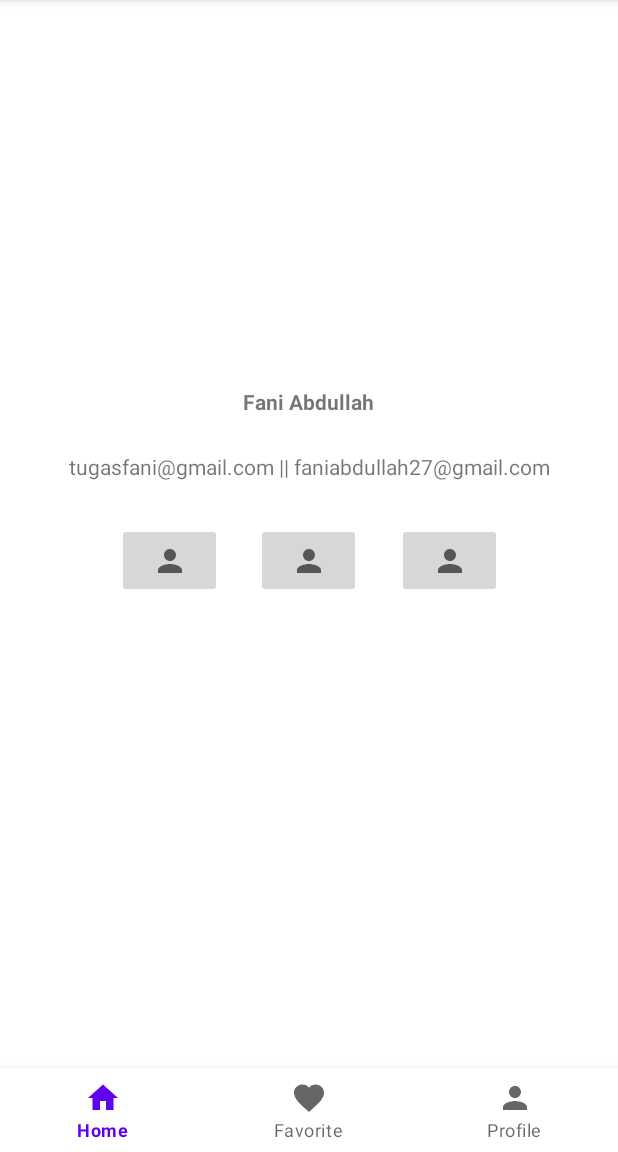
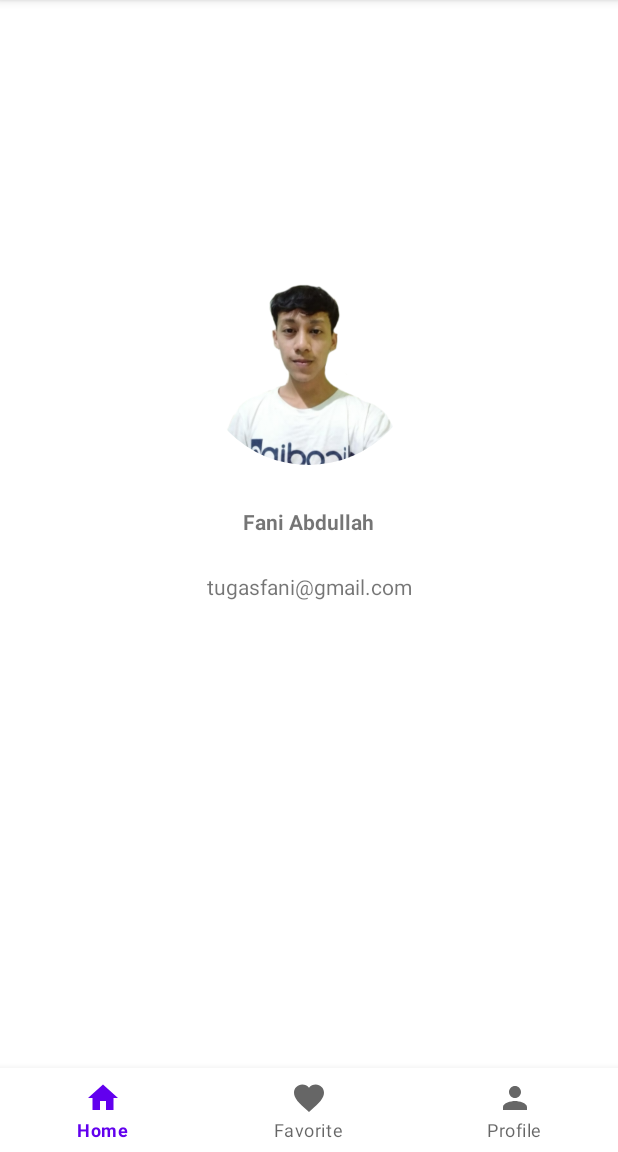
Before and after one commit to faniabdullah/Android-Programming-for-Beginners, an Android app: the MyProfileActivity screen opened directly, with no data from a screen before it, on a phone screen of 412 x 824 dp, the part 84-1236 px from its top. Run offline under Robolectric (Android 15) with nearby library versions, the phone set to English and light mode, and no system bars; our stand-ins replace CircleImageView.

Commit message:
view profile

```diff
--- a/app/src/main/res/layout/activity_my_profile.xml
+++ b/app/src/main/res/layout/activity_my_profile.xml
@@ -10,12 +10,12 @@
         android:id="@+id/img_item_photo"
         android:layout_width="150dp"
         android:layout_height="150dp"
-        android:layout_marginTop="80dp"
+        android:layout_marginTop="160dp"
         app:layout_constraintEnd_toEndOf="parent"
         app:layout_constraintHorizontal_bias="0.498"
         app:layout_constraintStart_toStartOf="parent"
         app:layout_constraintTop_toTopOf="parent"
-        tools:src="@android:color/darker_gray" />
+        android:src="@drawable/faniabdullah"/>
 
     <TextView
         android:id="@+id/textView7"
@@ -33,45 +33,11 @@
         android:layout_width="wrap_content"
         android:layout_height="wrap_content"
         android:layout_marginTop="24dp"
-        android:text="tugasfani@gmail.com || faniabdullah27@gmail.com"
+        android:text="@string/email_dicoding"
         app:layout_constraintEnd_toEndOf="parent"
         app:layout_constraintStart_toStartOf="parent"
         app:layout_constraintTop_toBottomOf="@+id/textView7" />
 
-    <ImageButton
-        android:id="@+id/imageButton3"
-        android:layout_width="70dp"
-        android:layout_height="50dp"
-        android:layout_marginLeft="32dp"
-        android:layout_marginTop="28dp"
-        app:layout_constraintEnd_toEndOf="parent"
-        app:layout_constraintHorizontal_bias="0.0"
-        app:layout_constraintStart_toStartOf="@+id/textView8"
-        app:layout_constraintTop_toBottomOf="@+id/textView8"
-        app:srcCompat="@drawable/ic_baseline_person_24" />
-
-    <ImageButton
-        android:id="@+id/imageButton7"
-        android:layout_width="70dp"
-        android:layout_height="50dp"
-        android:layout_marginTop="28dp"
-        app:layout_constraintEnd_toStartOf="@+id/imageButton8"
-        app:layout_constraintHorizontal_bias="0.479"
-        app:layout_constraintStart_toEndOf="@+id/imageButton3"
-        app:layout_constraintTop_toBottomOf="@+id/textView8"
-        app:srcCompat="@drawable/ic_baseline_person_24" />
-
-    <ImageButton
-        android:id="@+id/imageButton8"
-        android:layout_width="70dp"
-        android:layout_height="50dp"
-        android:layout_marginTop="28dp"
-        android:layout_marginEnd="32dp"
-        app:layout_constraintEnd_toEndOf="@+id/textView8"
-        app:layout_constraintHorizontal_bias="1.0"
-        app:layout_constraintStart_toStartOf="parent"
-        app:layout_constraintTop_toBottomOf="@+id/textView8"
-        app:srcCompat="@drawable/ic_baseline_person_24" />
     <com.google.android.material.bottomnavigation.BottomNavigationView
         android:id="@+id/navigation"
         android:layout_width="match_parent"
--- a/app/src/main/res/values/strings.xml
+++ b/app/src/main/res/values/strings.xml
@@ -10,4 +10,5 @@
     <string name="image_restaurant">image_restaurant</string>
     <string name="menu">Menu</string>
     <string name="fani_abdullah">Fani Abdullah</string>
+    <string name="email_dicoding">tugasfani@gmail.com</string>
 </resources>
```
Also changed, not shown: app/src/main/res/drawable/faniabdullah.png (added).
